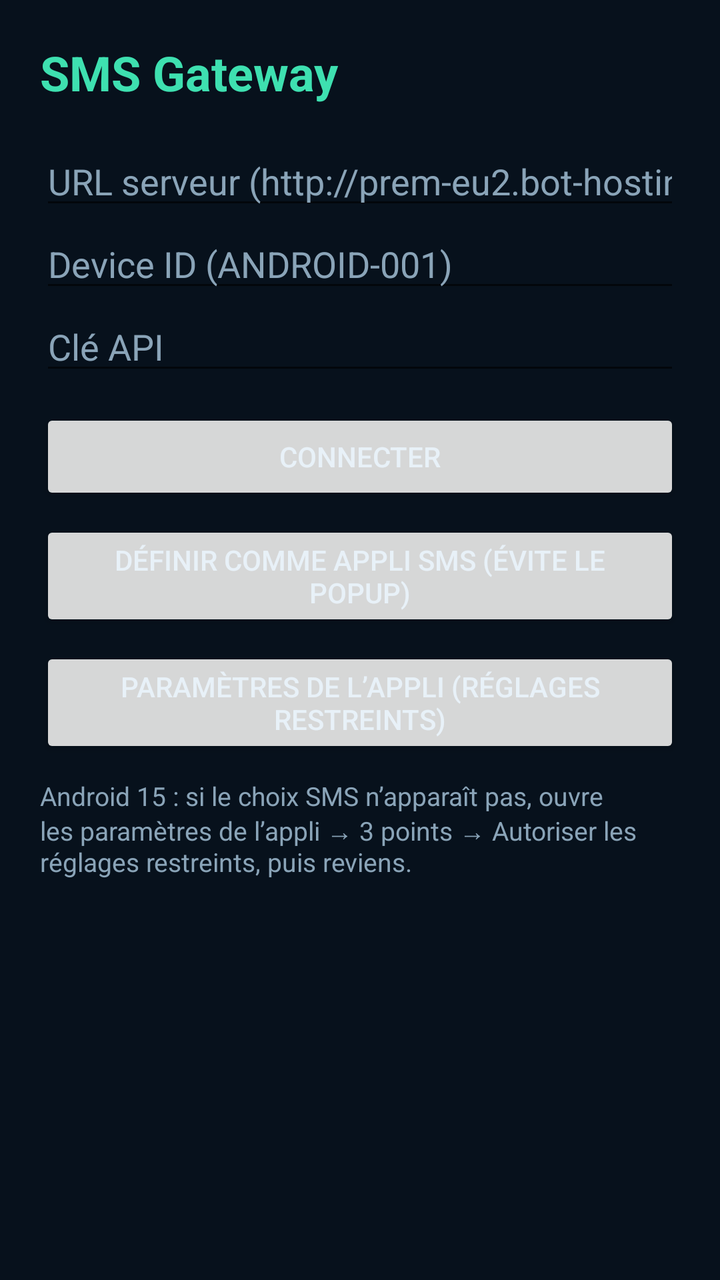
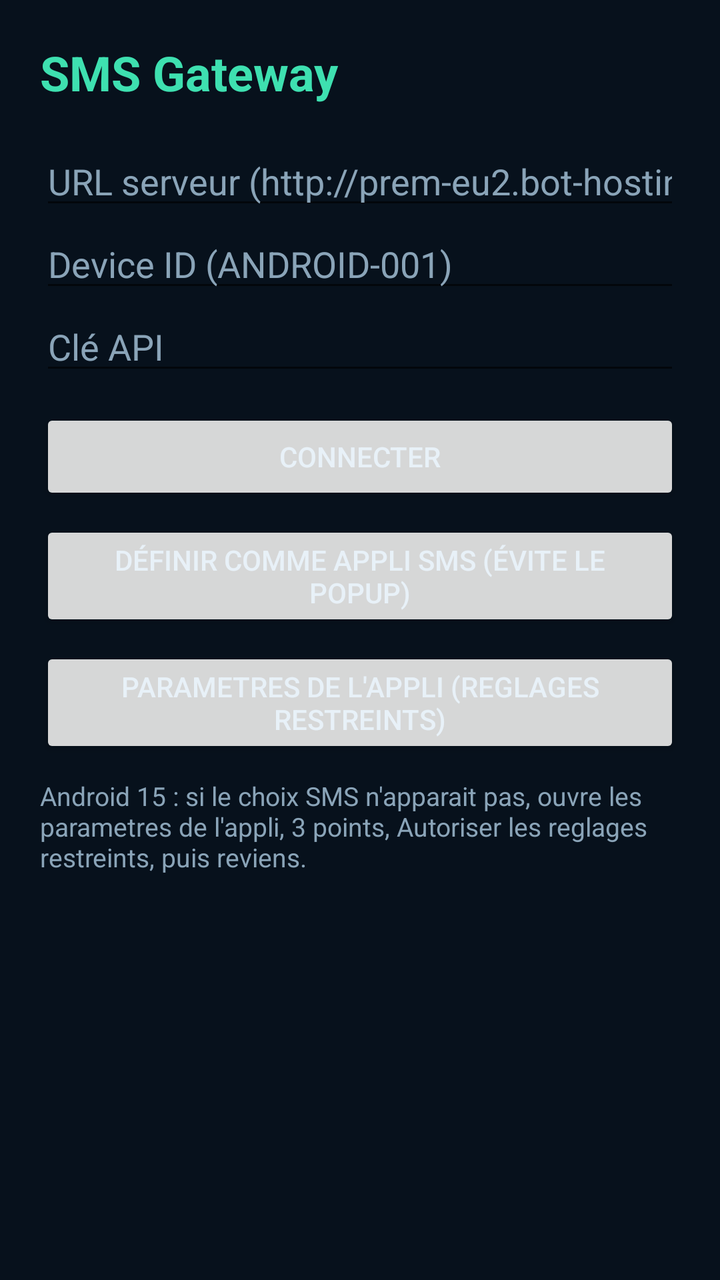

Before-and-after screenshots of an Android layout around one commit, followed by the original layout XML and the change that was made.
<!-- AndroidManifest.xml: application theme Theme.SmsGateway -->
<!-- res/layout/activity_main.xml -->
<?xml version="1.0" encoding="utf-8"?>
<ScrollView xmlns:android="http://schemas.android.com/apk/res/android"
    android:layout_width="match_parent"
    android:layout_height="match_parent"
    android:background="#07111C"
    android:padding="20dp">

    <LinearLayout
        android:layout_width="match_parent"
        android:layout_height="wrap_content"
        android:orientation="vertical">

        <TextView
            android:layout_width="wrap_content"
            android:layout_height="wrap_content"
            android:text="SMS Gateway"
            android:textColor="#3EE0B0"
            android:textSize="24sp"
            android:textStyle="bold" />

        <EditText
            android:id="@+id/serverUrl"
            android:layout_width="match_parent"
            android:layout_height="wrap_content"
            android:layout_marginTop="16dp"
            android:hint="URL serveur (http://prem-eu2.bot-hosting.net:21724)"
            android:inputType="textUri"
            android:textColor="#E8F1F8"
            android:textColorHint="#8AA4B8" />

        <EditText
            android:id="@+id/deviceId"
            android:layout_width="match_parent"
            android:layout_height="wrap_content"
            android:hint="Device ID (ANDROID-001)"
            android:textColor="#E8F1F8"
            android:textColorHint="#8AA4B8" />

        <EditText
            android:id="@+id/apiKey"
            android:layout_width="match_parent"
            android:layout_height="wrap_content"
            android:hint="Clé API"
            android:inputType="textPassword"
            android:textColor="#E8F1F8"
            android:textColorHint="#8AA4B8" />

        <Button
            android:id="@+id/connectButton"
            android:layout_width="match_parent"
            android:layout_height="wrap_content"
            android:layout_marginTop="12dp"
            android:text="Connecter" />

        <Button
            android:id="@+id/defaultSmsButton"
            android:layout_width="match_parent"
            android:layout_height="wrap_content"
            android:layout_marginTop="8dp"
            android:text="Définir comme appli SMS (évite le popup)" />

        <Button
            android:id="@+id/restrictedSettingsButton"
            android:layout_width="match_parent"
            android:layout_height="wrap_content"
            android:layout_marginTop="8dp"
            android:text="Paramètres de l’appli (réglages restreints)" />

        <TextView
            android:layout_width="match_parent"
            android:layout_height="wrap_content"
            android:layout_marginTop="10dp"
            android:text="Android 15 : si le choix SMS n’apparaît pas, ouvre les paramètres de l’appli → 3 points → Autoriser les réglages restreints, puis reviens."
            android:textColor="#8AA4B8"
            android:textSize="13sp" />

        <TextView
            android:id="@+id/statusText"
            android:layout_width="match_parent"
            android:layout_height="wrap_content"
            android:layout_marginTop="24dp"
            android:lineSpacingExtra="6dp"
            android:textColor="#E8F1F8"
            android:textSize="16sp" />
    </LinearLayout>
</ScrollView>
<!-- resources referenced by this layout -->
<resources>
  <style name="Theme.SmsGateway" parent="Theme.MaterialComponents.DayNight.NoActionBar">
          <item name="colorPrimary">#3EE0B0</item>
          <item name="android:statusBarColor">#07111C</item>
          <item name="android:navigationBarColor">#07111C</item>
          <item name="android:windowBackground">#07111C</item>
          <item name="android:textColor">#E8F1F8</item>
      </style>
</resources>

<!-- the commit's change to res/layout/activity_main.xml (unified diff, before → after) -->
@@ -64,13 +64,13 @@
             android:layout_width="match_parent"
             android:layout_height="wrap_content"
             android:layout_marginTop="8dp"
-            android:text="Paramètres de l’appli (réglages restreints)" />
+            android:text="Parametres de l&apos;appli (reglages restreints)" />
 
         <TextView
             android:layout_width="match_parent"
             android:layout_height="wrap_content"
             android:layout_marginTop="10dp"
-            android:text="Android 15 : si le choix SMS n’apparaît pas, ouvre les paramètres de l’appli → 3 points → Autoriser les réglages restreints, puis reviens."
+            android:text="Android 15 : si le choix SMS n&apos;apparait pas, ouvre les parametres de l&apos;appli, 3 points, Autoriser les reglages restreints, puis reviens."
             android:textColor="#8AA4B8"
             android:textSize="13sp" />
 
